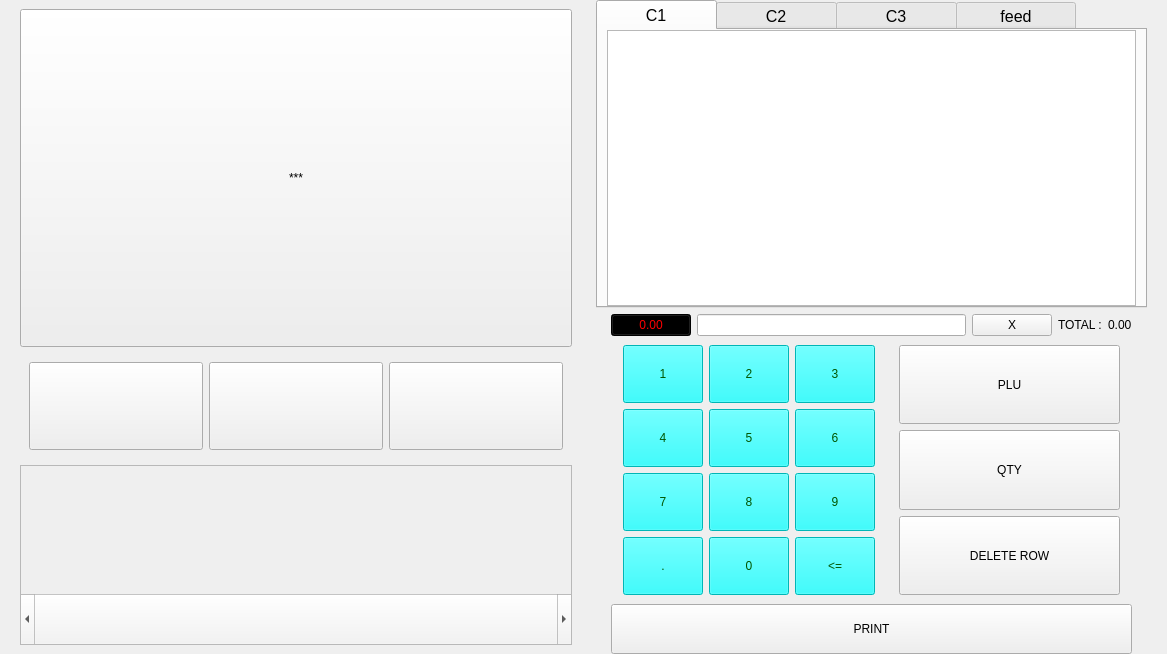
First picture: the form in common_support/ui/UI.ui, repository fazalfzl/choice, before the edit.
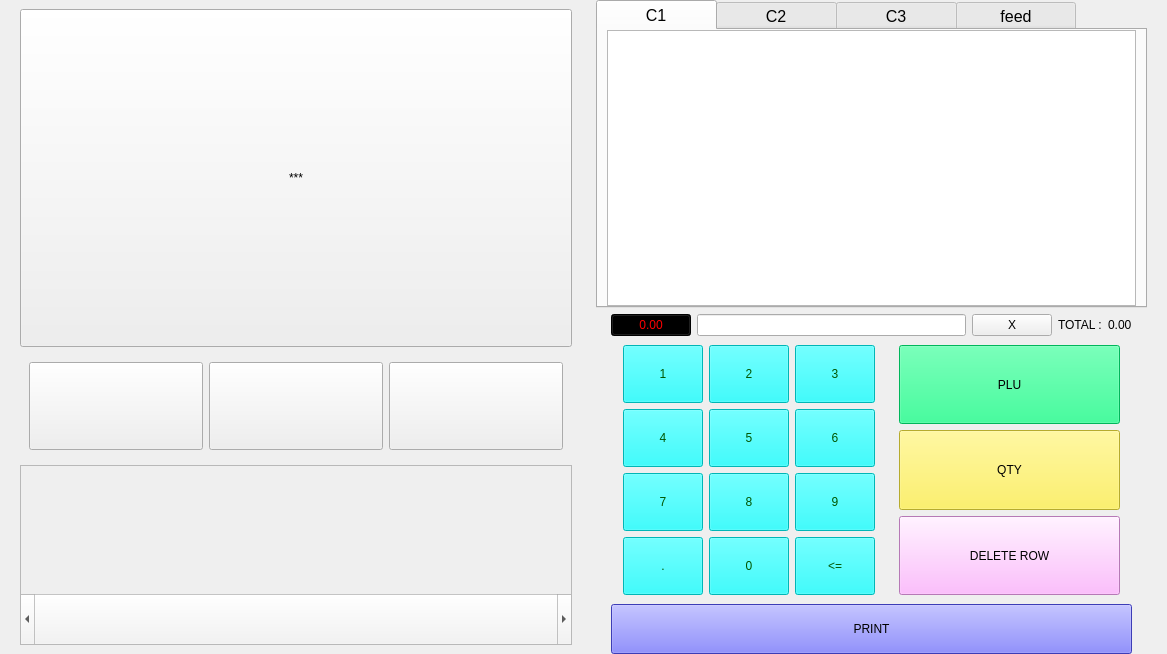
Second picture: the form after the edit.

```diff
--- a/common_support/ui/UI.ui
+++ b/common_support/ui/UI.ui
@@ -382,6 +382,10 @@
                    <verstretch>0</verstretch>
                   </sizepolicy>
                  </property>
+                 <property name="styleSheet">
+                  <string notr="true">background-color: rgb(255, 240, 64);
+font: 75 16pt &quot;MS Shell Dlg 2&quot;;</string>
+                 </property>
                  <property name="text">
                   <string>QTY</string>
                  </property>
@@ -395,6 +399,10 @@
                    <verstretch>0</verstretch>
                   </sizepolicy>
                  </property>
+                 <property name="styleSheet">
+                  <string notr="true">background-color: rgb(0, 255, 127);
+font: 75 16pt &quot;MS Shell Dlg 2&quot;;</string>
+                 </property>
                  <property name="text">
                   <string>PLU</string>
                  </property>
@@ -408,6 +416,10 @@
                    <verstretch>0</verstretch>
                   </sizepolicy>
                  </property>
+                 <property name="styleSheet">
+                  <string notr="true">background-color: rgb(255, 170, 255);
+font: 75 16pt &quot;MS Shell Dlg 2&quot;;</string>
+                 </property>
                  <property name="text">
                   <string>DELETE ROW</string>
                  </property>
@@ -448,6 +460,10 @@
                 <verstretch>0</verstretch>
                </sizepolicy>
               </property>
+              <property name="styleSheet">
+               <string notr="true">background-color: rgb(85, 85, 255);
+font: 75 18pt &quot;MS Shell Dlg 2&quot;;</string>
+              </property>
               <property name="text">
                <string>PRINT</string>
               </property>
```
Left out of the diff: 3 changed lines with no effect on the pictures.
